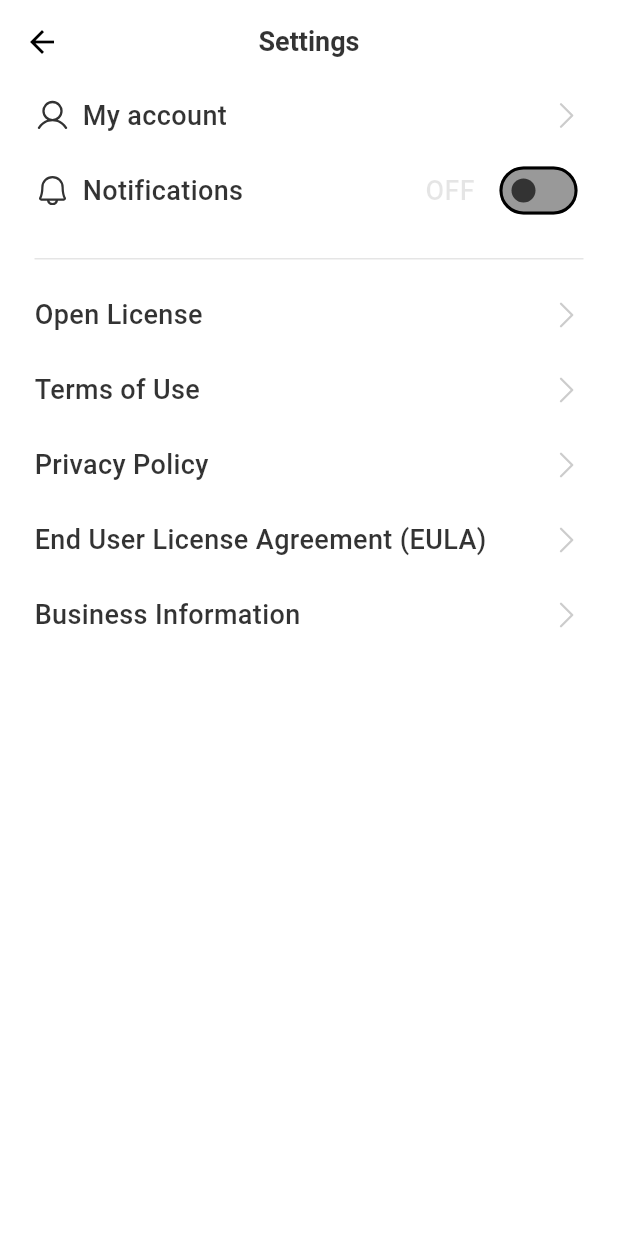
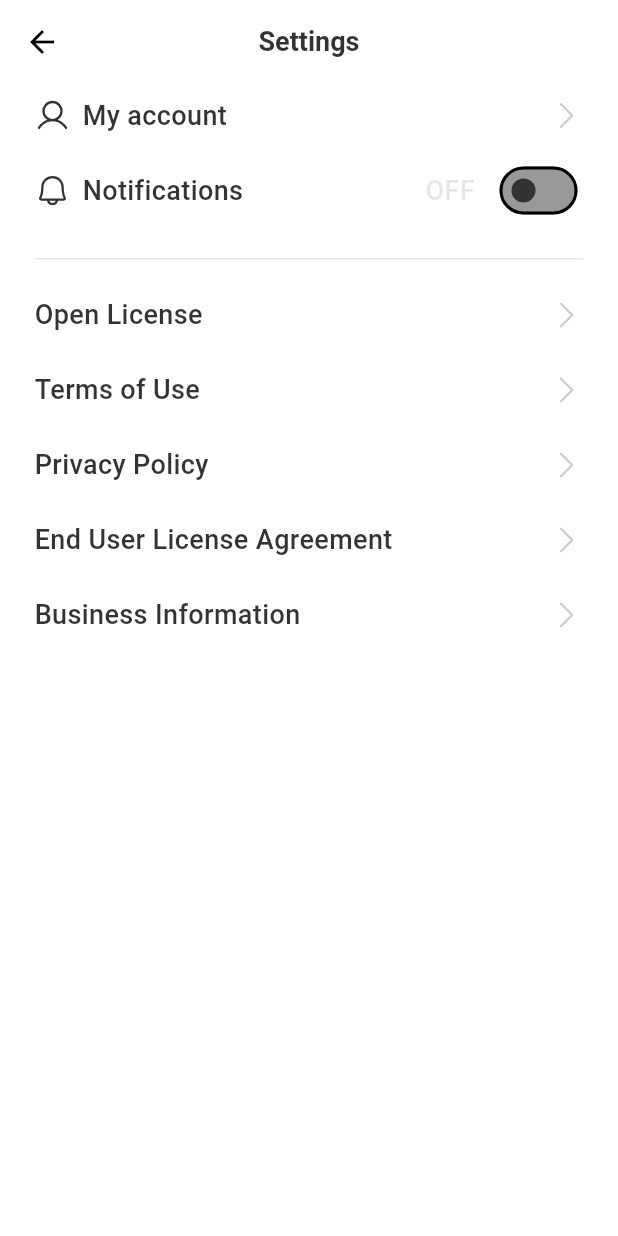
Before and after one commit to Nein-to-Sick/bandi_official, a Flutter app: the SettingsHome screen opened directly, on a phone screen of 412 x 824 dp. Run offline on Flutter 3.47's test engine with Material 3 defaults, Android fonts, the light colour scheme and no system bars; drawn by our look-alikes of auto_size_text; our stand-ins replace animated_text_kit, assets_audio_player, cloud_firestore, cloud_functions, connectivity_plus, firebase_auth and 12 more; missing offline and left inert: dart_openai, flutter_app_badge_control, wrapped_korean_text; accounts and stored records are empty; generated files the repository leaves out were written again; network calls fail; Roboto replaces fonts that are missing (IBMPlexSansKR).

Commit message:
[Fix] 약관 Text 수정
- 약관 동의의 잘못된 제목 표현 수정
- Setting의 EULA 텍스트 내용 수정

```diff
--- a/assets/lang/en.json
+++ b/assets/lang/en.json
@@ -171,7 +171,7 @@
   "settings_open_license": "Open License",
   "settings_terms_of_use": "Terms of Use",
   "settings_privacy_policy": "Privacy Policy",
-  "settings_eula": "End User License Agreement (EULA)",
+  "settings_eula": "End User License Agreement",
   "settings_business_information": "Business Information",
   "settings_business_information_ceo": "Representative (CEO)",
   "settings_business_information_address": "Address",
@@ -228,7 +228,7 @@
   "onboarding_agreement_condition_1": "(Required) Are you over 17 years old?",
   "onboarding_agreement_condition_2": "Privacy Policy",
   "onboarding_agreement_condition_3": "Terms of Use",
-  "onboarding_agreement_condition_4": "End User License Agreement (EULA)",
+  "onboarding_agreement_condition_4": "End User License Agreement",
   "onboarding_button": "Close",
   "onboarding_button_confirm": "Confirm",
   "onboarding_step_button_1": "Skip",
--- a/assets/lang/ko.json
+++ b/assets/lang/ko.json
@@ -171,7 +171,7 @@
   "settings_open_license": "오픈 라이센스",
   "settings_terms_of_use": "이용 약관",
   "settings_privacy_policy": "개인정보 처리방침",
-  "settings_eula": "최종 사용자 사용권 계약서 (EULA)",
+  "settings_eula": "최종 사용자 사용권 계약서",
   "settings_business_information": "사업자 정보",
   "settings_business_information_ceo": "대표",
   "settings_business_information_address": "주소",
@@ -228,7 +228,7 @@
   "onboarding_agreement_condition_1": "(필수) 만 17세 이상이신가요?",
   "onboarding_agreement_condition_2": "개인정보 처리방침",
   "onboarding_agreement_condition_3": "이용약관",
-  "onboarding_agreement_condition_4": "최종 사용자 사용권 계약서 (EULA)",
+  "onboarding_agreement_condition_4": "최종 사용자 사용권 계약서",
   "onboarding_button": "닫기",
   "onboarding_button_confirm": "확인",
   "onboarding_step_button_1": "건너뛰기",
--- a/lib/view/user/settings_home.dart
+++ b/lib/view/user/settings_home.dart
@@ -150,7 +150,7 @@ class SettingsHome extends StatelessWidget {
       onTap: onTap,
       onLongPress: onTap,
       child: Container(
-        color: Colors.transparent,
+        color: BandiColor.transparent(context),
         height: 42.0,
         child: Row(
           crossAxisAlignment: CrossAxisAlignment.center,
```
Also changed, not shown: lib/view/login/agree_condition.dart (+8 -4 lines).
